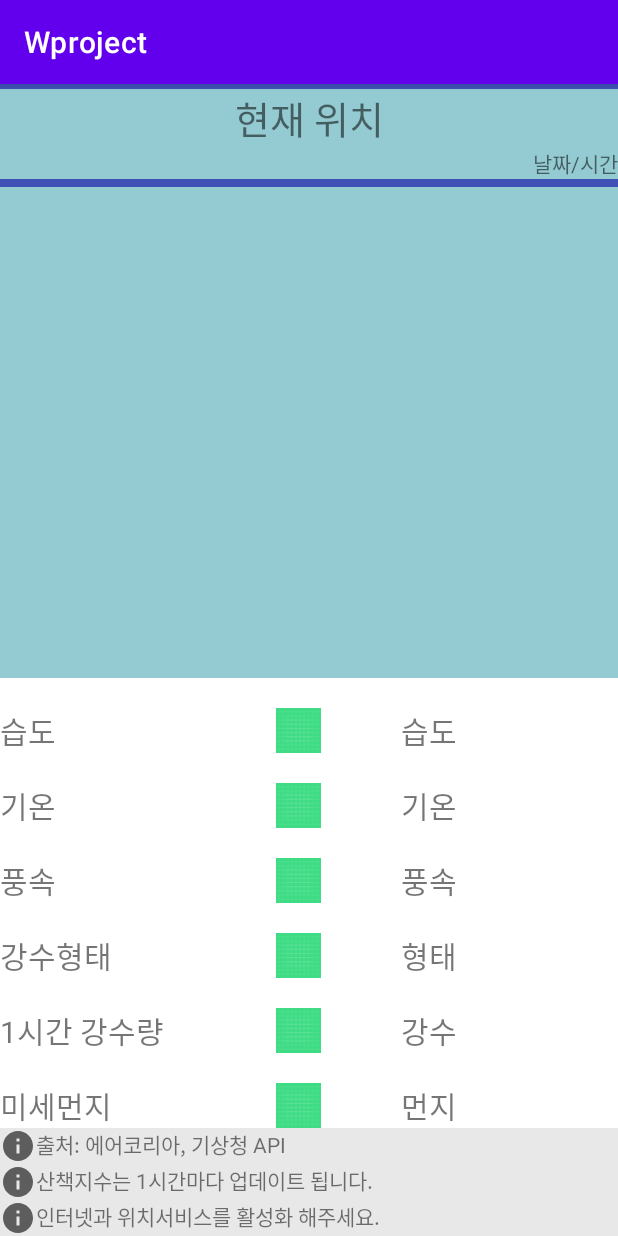
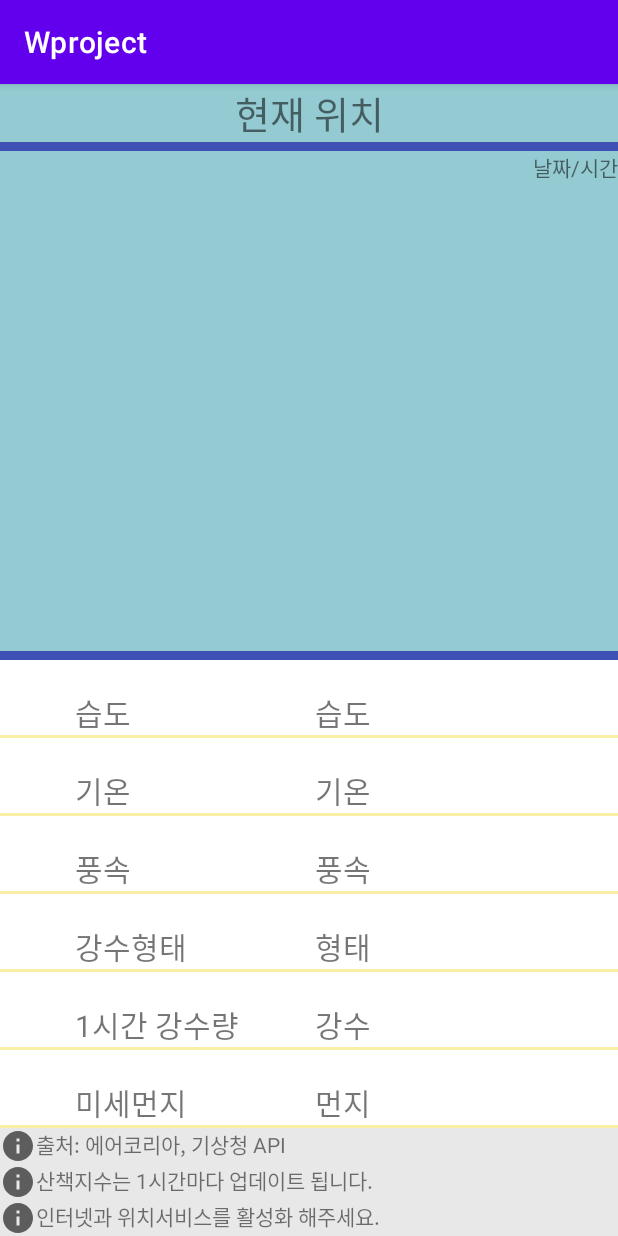
Before and after one commit to erica2512/final_project, an Android app: the screen it shows after launch (MainActivity), on a phone screen of 412 x 824 dp. Run offline under Robolectric (Android 15) with nearby library versions, the phone set to English and light mode, and no system bars.

Commit message:
first commit

```diff
--- a/app/src/main/java/com/example/wproject/GpsTracker.java
+++ /dev/null
@@ -1,4 +0,0 @@
-package com.example.wproject;
-
-public class GpsTracker {
-}
--- a/app/src/main/res/layout/activity_main.xml
+++ b/app/src/main/res/layout/activity_main.xml
@@ -23,11 +23,6 @@
             android:layout_weight="1"
             android:orientation="vertical">
 
-            <View
-                android:layout_width="match_parent"
-                android:layout_height="3dp"
-                android:background="#3F51B5" />
-
             <TextView
                 android:id="@+id/address"
                 android:layout_width="match_parent"
@@ -35,7 +30,10 @@
                 android:gravity="center"
                 android:text="현재 위치"
                 android:textSize="25dp"/>
-
+            <View
+                android:layout_width="match_parent"
+                android:layout_height="6dp"
+                android:background="#3F51B5" />
             <TextView
                 android:id="@+id/ttx"
                 android:layout_width="wrap_content"
@@ -43,13 +41,16 @@
                 android:layout_gravity="right"
                 android:text="날짜/시간" />
 
+            <ImageView
+                android:id="@+id/image"
+                android:layout_width="wrap_content"
+                android:layout_height="wrap_content"/>
+        </LinearLayout>
 
-
-            <View
-                android:layout_width="match_parent"
-                android:layout_height="5dp"
-                android:background="#3F51B5" />
-        </LinearLayout>
+        <View
+            android:layout_width="match_parent"
+            android:layout_height="6dp"
+            android:background="#3F51B5" />
 
         <LinearLayout
             android:layout_marginTop="20dp"
@@ -58,28 +59,35 @@
             android:layout_height="wrap_content">
 
             <TextView
+                android:layout_marginLeft="50dp"
                 android:layout_width="130dp"
                 android:layout_height="wrap_content"
                 android:gravity="center|left"
                 android:text="습도"
                 android:textSize="20sp" />
 
-            <ImageView
-                android:id="@+id/i_reh"
-                android:layout_width="30dp"
-                android:layout_height="30dp"
-                android:layout_weight="1"
-                android:src="@drawable/ic_launcher_background"/>
+<!--            <ImageView-->
+<!--                android:id="@+id/i_reh"-->
+<!--                android:layout_width="30dp"-->
+<!--                android:layout_height="30dp"-->
+<!--                android:layout_weight="1"-->
+<!--                android:src="@drawable/ic_launcher_background"/>-->
 
             <TextView
                 android:id="@+id/tx3"
                 android:layout_width="wrap_content"
                 android:layout_height="wrap_content"
                 android:layout_weight="1"
+                android:layout_marginLeft="30dp"
                 android:gravity="center|left"
                 android:text="습도"
                 android:textSize="20sp" />
         </LinearLayout>
+
+        <View
+            android:layout_width="match_parent"
+            android:layout_height="2dp"
+            android:background="#F8EFA5" />
 
         <LinearLayout
             android:layout_marginTop="20dp"
@@ -88,96 +96,111 @@
             android:layout_height="wrap_content">
 
             <TextView
+                android:layout_marginLeft="50dp"
                 android:layout_width="130dp"
                 android:layout_height="wrap_content"
                 android:gravity="center|left"
                 android:text="기온"
                 android:textSize="20sp" />
-            <ImageView
-                android:id="@+id/i_r1h"
-                android:layout_width="30dp"
-                android:layout_height="30dp"
-                android:layout_weight="1"
-                android:src="@drawable/ic_launcher_background"/>
+<!--            <ImageView-->
+<!--                android:id="@+id/i_r1h"-->
+<!--                android:layout_width="30dp"-->
+<!--                android:layout_height="30dp"-->
+<!--                android:layout_weight="1"-->
+<!--                android:src="@drawable/ic_launcher_background"/>-->
             <TextView
                 android:id="@+id/tx5"
                 android:layout_width="wrap_content"
                 android:layout_height="wrap_content"
                 android:layout_weight="1"
+                android:layout_marginLeft="30dp"
                 android:gravity="center|left"
                 android:text="기온"
                 android:textSize="20sp" />
         </LinearLayout>
-
+        <View
+            android:layout_width="match_parent"
+            android:layout_height="2dp"
+            android:background="#F8EFA5" />
         <LinearLayout
             android:layout_marginTop="20dp"
             android:layout_width="match_parent"
             android:layout_height="wrap_content">
 
             <TextView
-
+                android:layout_marginLeft="50dp"
                 android:layout_width="130dp"
                 android:layout_height="wrap_content"
                 android:gravity="center|left"
                 android:text="풍속"
                 android:textSize="20sp" />
-            <ImageView
-                android:layout_width="30dp"
-                android:layout_height="30dp"
-                android:layout_weight="1"
-                android:src="@drawable/ic_launcher_background"/>
+<!--            <ImageView-->
+<!--                android:layout_width="30dp"-->
+<!--                android:layout_height="30dp"-->
+<!--                android:layout_weight="1"-->
+<!--                android:src="@drawable/ic_launcher_background"/>-->
             <TextView
                 android:id="@+id/tx9"
                 android:layout_width="wrap_content"
                 android:layout_height="wrap_content"
+                android:layout_marginLeft="30dp"
                 android:layout_weight="1"
                 android:gravity="center|left"
                 android:text="풍속"
                 android:textSize="20sp" />
         </LinearLayout>
-
+        <View
+            android:layout_width="match_parent"
+            android:layout_height="2dp"
+            android:background="#F8EFA5" />
         <LinearLayout
             android:layout_marginTop="20dp"
             android:layout_width="match_parent"
             android:layout_height="wrap_content">
 
             <TextView
+                android:layout_marginLeft="50dp"
                 android:layout_width="130dp"
                 android:layout_height="wrap_content"
                 android:gravity="center|left"
                 android:text="강수형태"
                 android:textSize="20sp" />
-            <ImageView
-                android:layout_width="30dp"
-                android:layout_height="30dp"
-                android:layout_weight="1"
-                android:src="@drawable/ic_launcher_background"/>
+<!--            <ImageView-->
+<!--                android:layout_width="30dp"-->
+<!--                android:layout_height="30dp"-->
+<!--                android:layout_weight="1"-->
+<!--                android:src="@drawable/ic_launcher_background"/>-->
             <TextView
                 android:id="@+id/tx2"
                 android:layout_width="wrap_content"
                 android:layout_height="wrap_content"
                 android:layout_weight="1"
+                android:layout_marginLeft="30dp"
                 android:gravity="center|left"
                 android:text="형태"
                 android:textSize="20sp" />
         </LinearLayout>
-
+        <View
+            android:layout_width="match_parent"
+            android:layout_height="2dp"
+            android:background="#F8EFA5" />
         <LinearLayout
             android:layout_marginTop="20dp"
             android:layout_width="match_parent"
             android:layout_height="wrap_content">
 
             <TextView
+                android:layout_marginLeft="50dp"
                 android:layout_width="130dp"
                 android:layout_height="wrap_content"
                 android:gravity="center|left"
                 android:text="1시간 강수량"
                 android:textSize="20sp" />
-            <ImageView
-                android:layout_width="30dp"
-                android:layout_height="30dp"
-                android:layout_weight="1"
-                android:src="@drawable/ic_launcher_background"/>
+<!--            <ImageView-->
+<!--                android:layout_width="30dp"-->
+<!--                android:layout_height="30dp"-->
+<!--                android:layout_weight="1"-->
+<!--                android:src="@drawable/ic_launcher_background"/>-->
 
             <TextView
                 android:id="@+id/tx4"
@@ -186,37 +209,47 @@
                 android:layout_weight="1"
                 android:gravity="center|left"
                 android:text="강수"
+                android:layout_marginLeft="30dp"
                 android:textSize="20sp" />
 
         </LinearLayout>
+        <View
+            android:layout_width="match_parent"
+            android:layout_height="2dp"
+            android:background="#F8EFA5" />
         <LinearLayout
             android:layout_marginTop="20dp"
             android:layout_width="match_parent"
             android:layout_height="wrap_content">
 
             <TextView
+                android:layout_marginLeft="50dp"
                 android:layout_width="130dp"
                 android:layout_height="wrap_content"
                 android:gravity="center|left"
                 android:text="미세먼지"
                 android:textSize="20sp" />
-            <ImageView
-                android:layout_width="30dp"
-                android:layout_height="30dp"
-                android:layout_weight="1"
-                android:src="@drawable/ic_launcher_background"/>
+<!--            <ImageView-->
+<!--                android:layout_width="30dp"-->
+<!--                android:layout_height="30dp"-->
+<!--                android:layout_weight="1"-->
+<!--                android:src="@drawable/ic_launcher_background"/>-->
 
             <TextView
                 android:id="@+id/air"
                 android:layout_width="wrap_content"
                 android:layout_height="wrap_content"
                 android:layout_weight="1"
+                android:layout_marginLeft="30dp"
                 android:gravity="center|left"
                 android:text="먼지"
                 android:textSize="20sp" />
 
         </LinearLayout>
-
+        <View
+            android:layout_width="match_parent"
+            android:layout_height="2dp"
+            android:background="#F8EFA5" />
         <!--        <Button-->
         <!--            android:id="@+id/btb"-->
         <!--            android:layout_width="match_parent"-->
```
Also changed, not shown: app/src/main/java/com/example/wproject/MainActivity.java (+56 -10 lines), app/src/main/res/drawable/ic_baseline_android_24.xml (added, +10 -0 lines), app/src/main/res/drawable-v24/good.webp (added), app/src/main/res/drawable-v24/no.webp (added), app/src/main/res/drawable-v24/soso.webp (added).
